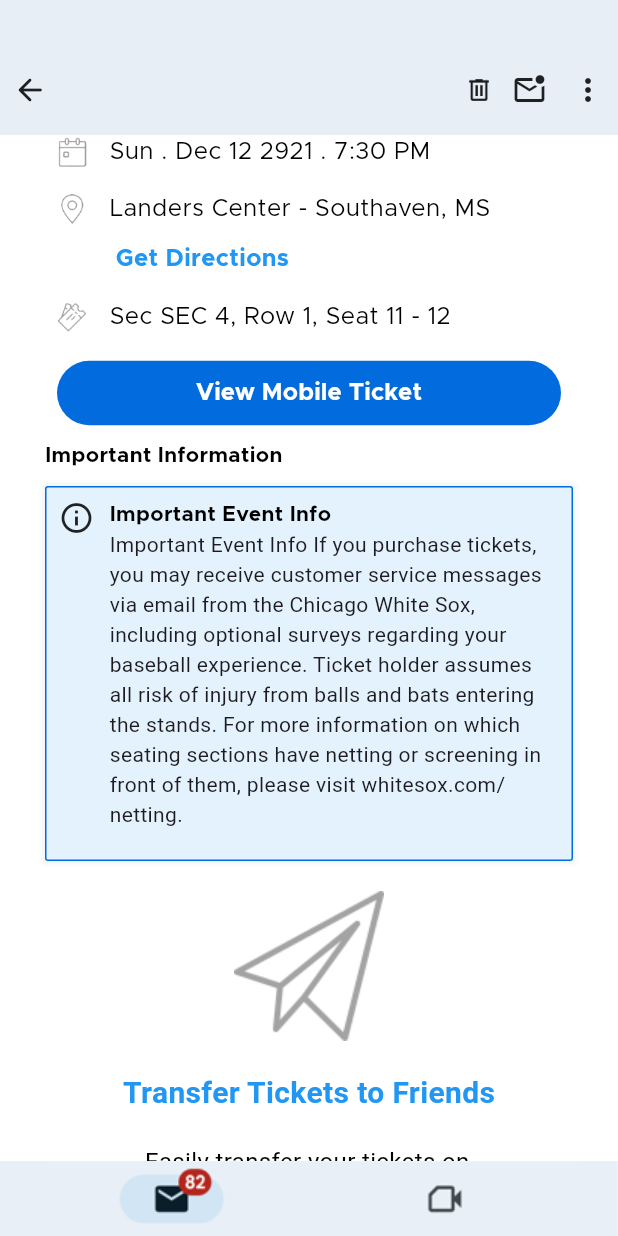
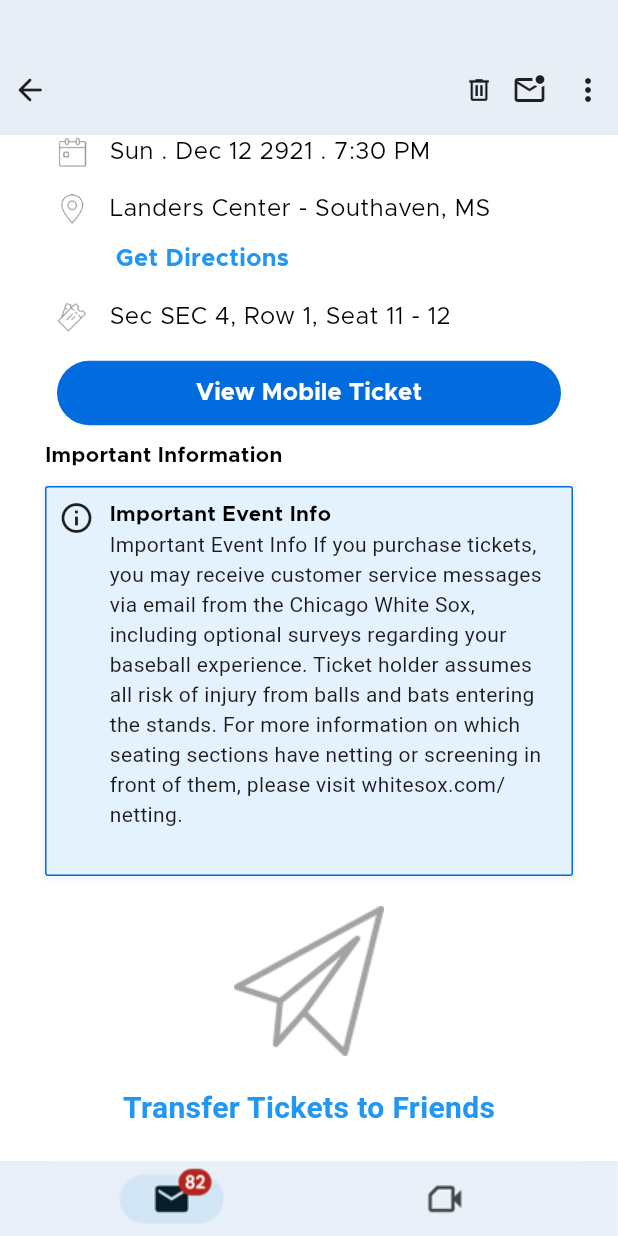
Before and after one commit to shahparan71/TicketmasterNewNew, a Flutter app: the EmailScreen screen opened directly, scrolled down 576 dp, on a phone screen of 412 x 824 dp. Run offline on Flutter 3.47's test engine with Material 3 defaults, Android fonts, the phone set to English and light mode, and no system bars; our stand-ins replace carousel_slider, firebase_core, firebase_database, image_picker, lottie, modal_bottom_sheet and 3 more; missing offline and left inert: dart:ffi, flutter_osm_plugin, map_launcher, unique_identifier; accounts and stored records are empty.

Commit message:
ios issue fix

```diff
--- a/lib/all_uis/email_screen.dart
+++ b/lib/all_uis/email_screen.dart
@@ -213,7 +213,7 @@ class _EmailScreenState extends State<EmailScreen> {
       );
 
   Container buildContainerPaymentSummary() => Container(
-        height: 600,
+        height: 650,
         child: Padding(
           padding: const EdgeInsets.all(20.0),
           child: Column(
@@ -402,7 +402,7 @@ class _EmailScreenState extends State<EmailScreen> {
       );
 
   Container buildContainerImportantInfo() => Container(
-        height: 610,
+        height: 650,
         width: double.infinity,
         child: Padding(
           padding: const EdgeInsets.symmetric(horizontal: 30),
@@ -415,7 +415,7 @@ class _EmailScreenState extends State<EmailScreen> {
                 height: 10,
               ),
               Container(
-                height: 250,
+                height: 260,
                 decoration: BoxDecoration(
                   color: Colors.blue.shade50,
                   boxShadow: [BoxShadow(color: Color(0X95E9EBF0), blurRadius: 2, spreadRadius: 2)],
--- a/lib/all_uis/map_widgets.dart
+++ b/lib/all_uis/map_widgets.dart
@@ -134,7 +134,7 @@ class _MapWidgetsState extends State<MapWidgets> {
           ),
         ),
         Padding(
-          padding: const EdgeInsets.symmetric(horizontal: 20),
+          padding: const EdgeInsets.symmetric(horizontal: 40),
           child: Row(
             children: [
               Expanded(
```
Also changed, not shown: 4 other files.
